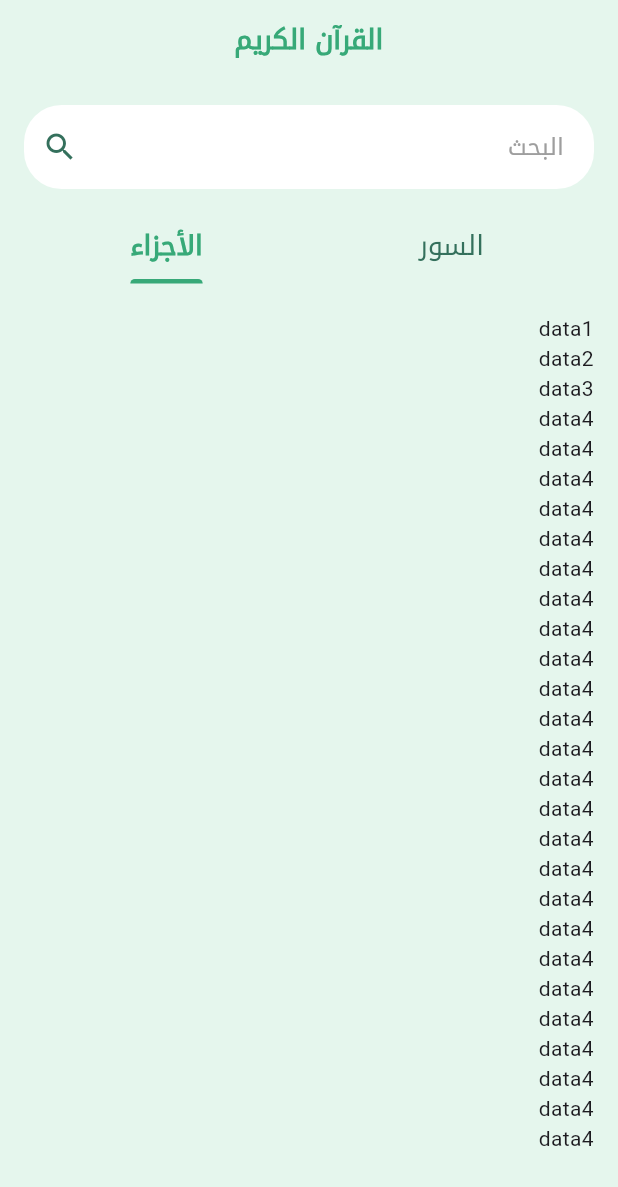
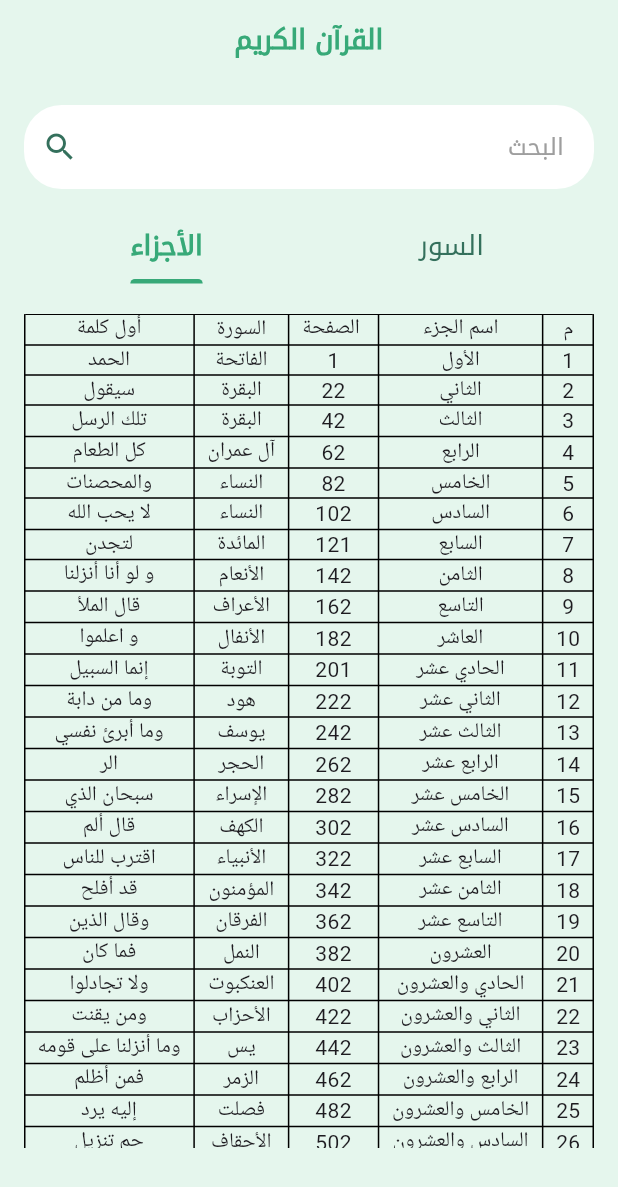
Before and after one commit to elbahy/zain_alhuda, a Flutter app: the SurahView screen opened by its route, tab 2 chosen, on a phone screen of 412 x 824 dp. Shown: the top 1187 px of the screen. Run offline on Flutter 3.47's test engine with Material 3 defaults, Android fonts, the phone set to English and light mode, and no system bars; our stand-ins replace dio, flutter_bloc, geolocator, get_it, go_router, shared_preferences and 1 more; missing offline and left inert: svg_flutter; accounts and stored records are empty.

Commit message:
juz list view

```diff
--- /dev/null
+++ b/lib/features/quran/data/models/juz_model.dart
@@ -0,0 +1,182 @@
+List<Map<String, dynamic>> juzData = [
+  {
+    "juzNumber": 1,
+    "pageNumber": 1,
+    "surah": "الفاتحة",
+    "firstWord": "الحمد",
+  },
+  {
+    "juzNumber": 2,
+    "pageNumber": 22,
+    "surah": "البقرة",
+    "firstWord": "سيقول",
+  },
+  {
+    "juzNumber": 3,
+    "pageNumber": 42,
+    "surah": "البقرة",
+    "firstWord": "تلك الرسل",
+  },
+  {
+    "juzNumber": 4,
+    "pageNumber": 62,
+    "surah": "آل عمران",
+    "firstWord": "كل الطعام",
+  },
+  {
+    "juzNumber": 5,
+    "pageNumber": 82,
+    "surah": "النساء",
+    "firstWord": "والمحصنات",
+  },
+  {
+    "juzNumber": 6,
+    "pageNumber": 102,
+    "surah": "النساء",
+    "firstWord": "لا يحب الله",
+  },
+  {
+    "juzNumber": 7,
+    "pageNumber": 121,
+    "surah": "المائدة",
+    "firstWord": "لتجدن",
+  },
+  {
+    "juzNumber": 8,
+    "pageNumber": 142,
+    "surah": "الأنعام",
+    "firstWord": "و لو أنا أنزلنا",
+  },
+  {
+    "juzNumber": 9,
+    "pageNumber": 162,
+    "surah": "الأعراف",
+    "firstWord": "قال الملأ",
+  },
+  {
+    "juzNumber": 10,
+    "pageNumber": 182,
+    "surah": "الأنفال",
+    "firstWord": "و اعلموا",
+  },
+  {
+    "juzNumber": 11,
+    "pageNumber": 201,
+    "surah": "التوبة",
+    "firstWord": "إنما السبيل",
+  },
+  {
+    "juzNumber": 12,
+    "pageNumber": 222,
+    "surah": "هود",
+    "firstWord": "وما من دابة",
+  },
+  {
+    "juzNumber": 13,
+    "pageNumber": 242,
+    "surah": "يوسف",
+    "firstWord": "وما أبرئ نفسي",
+  },
+  {
+    "juzNumber": 14,
+    "pageNumber": 262,
+    "surah": "الحجر",
+    "firstWord": "الر",
+  },
+  {
+    "juzNumber": 15,
+    "pageNumber": 282,
+    "surah": "الإسراء",
+    "firstWord": "سبحان الذي",
+  },
+  {
+    "juzNumber": 16,
+    "pageNumber": 302,
+    "surah": "الكهف",
+    "firstWord": "قال ألم",
+  },
+  {
+    "juzNumber": 17,
+    "pageNumber": 322,
+    "surah": "الأنبياء",
+    "firstWord": "اقترب للناس",
+  },
+  {
+    "juzNumber": 18,
+    "pageNumber": 342,
+    "surah": "المؤمنون",
+    "firstWord": "قد أفلح",
+  },
+  {
+    "juzNumber": 19,
+    "pageNumber": 362,
+    "surah": "الفرقان",
+    "firstWord": "وقال الذين",
+  },
+  {
+    "juzNumber": 20,
+    "pageNumber": 382,
+    "surah": "النمل",
+    "firstWord": "فما كان",
+  },
+  {
+    "juzNumber": 21,
+    "pageNumber": 402,
+    "surah": "العنكبوت",
+    "firstWord": "ولا تجادلوا",
+  },
+  {
+    "juzNumber": 22,
+    "pageNumber": 422,
+    "surah": "الأحزاب",
+    "firstWord": "ومن يقنت",
+  },
+  {
+    "juzNumber": 23,
+    "pageNumber": 442,
+    "surah": "يس",
+    "firstWord": "وما أنزلنا على قومه",
+  },
+  {
+    "juzNumber": 24,
+    "pageNumber": 462,
+    "surah": "الزمر",
+    "firstWord": "فمن أظلم",
+  },
+  {
+    "juzNumber": 25,
+    "pageNumber": 482,
+    "surah": "فصلت",
+    "firstWord": "إليه يرد",
+  },
+  {
+    "juzNumber": 26,
+    "pageNumber": 502,
+    "surah": "الأحقاف",
+    "firstWord": "حم تنزيل",
+  },
+  {
+    "juzNumber": 27,
+    "pageNumber": 522,
+    "surah": "الذاريات",
+    "firstWord": "قال فما خطبكم",
+  },
+  {
+    "juzNumber": 28,
+    "pageNumber": 542,
+    "surah": "المجادلة",
+    "firstWord": "قد سمع",
+  },
+  {
+    "juzNumber": 29,
+    "pageNumber": 562,
+    "surah": "الملك",
+    "firstWord": "تبارك",
+  },
+  {
+    "juzNumber": 30,
+    "pageNumber": 582,
+    "surah": "النبأ",
+    "firstWord": "عمّ يتساءلون",
+  }
+];
--- a/lib/features/quran/presentation/widgets/juz_list_view.dart
+++ b/lib/features/quran/presentation/widgets/juz_list_view.dart
@@ -1,4 +1,7 @@
 import 'package:flutter/material.dart';
+import 'package:zain_alhuda/core/functions/convert_number_to_arabic.dart';
+import 'package:zain_alhuda/core/functions/custome_navigate.dart';
+import 'package:zain_alhuda/features/quran/data/models/juz_model.dart';
 
 class JuzListView extends StatelessWidget {
   const JuzListView({
@@ -7,46 +10,60 @@ class JuzListView extends StatelessWidget {
 
   @override
   Widget build(BuildContext context) {
-    return ListView(
-      children: const [
-        Text('data1'),
-        Text('data2'),
-        Text('data3'),
-        Text('data4'),
-        Text('data4'),
-        Text('data4'),
-        Text('data4'),
-        Text('data4'),
-        Text('data4'),
-        Text('data4'),
-        Text('data4'),
-        Text('data4'),
-        Text('data4'),
-        Text('data4'),
-        Text('data4'),
-        Text('data4'),
-        Text('data4'),
-        Text('data4'),
-        Text('data4'),
-        Text('data4'),
-        Text('data4'),
-        Text('data4'),
-        Text('data4'),
-        Text('data4'),
-        Text('data4'),
-        Text('data4'),
-        Text('data4'),
-        Text('data4'),
-        Text('data4'),
-        Text('data4'),
-        Text('data4'),
-        Text('data4'),
-        Text('data4'),
-        Text('data4'),
-        Text('data4'),
-        Text('data4'),
-        Text('data7'),
-      ],
+    return SingleChildScrollView(
+      child: Table(
+        defaultVerticalAlignment: TableCellVerticalAlignment.middle,
+        defaultColumnWidth: const IntrinsicColumnWidth(),
+        border: TableBorder.all(width: 1),
+        // columnWidths: const {
+        //   0: FlexColumnWidth(1),
+        //   1: FlexColumnWidth(4),
+        //   2: FlexColumnWidth(2),
+        //   3: FlexColumnWidth(2),
+        //   4: FlexColumnWidth(4),
+        // },
+        children: [
+          const TableRow(children: [
+            TableCell(
+                child: Text(
+              'م',
+              textAlign: TextAlign.center,
+            )),
+            TableCell(child: Text('اسم الجزء', textAlign: TextAlign.center)),
+            TableCell(child: Text(' الصفحة', textAlign: TextAlign.center)),
+            TableCell(child: Text('السورة', textAlign: TextAlign.center)),
+            TableCell(child: Text('أول كلمة', textAlign: TextAlign.center)),
+          ]),
+          ...List.generate(
+            juzData.length,
+            (index) => TableRow(
+              children: [
+                GestureDetector(
+                  onTap: () {
+                    CustomeNavigate.navigate(context, '/quran', extra: juzData[index]['pageNumber']);
+                  },
+                  child: TableCell(
+                    verticalAlignment: TableCellVerticalAlignment.middle,
+                    child: Text(juzData[index]['juzNumber'].toString(), textAlign: TextAlign.center),
+                  ),
+                ),
+                GestureDetector(
+                    onTap: () {
+                      CustomeNavigate.navigate(context, '/quran', extra: juzData[index]['pageNumber']);
+                    },
+                    child: TableCell(verticalAlignment: TableCellVerticalAlignment.middle, child: Text(convertToArabicRank(juzData[index]['juzNumber'])!, textAlign: TextAlign.center))),
+                GestureDetector(
+                    onTap: () {
+                      CustomeNavigate.navigate(context, '/quran', extra: juzData[index]['pageNumber']);
+                    },
+                    child: TableCell(verticalAlignment: TableCellVerticalAlignment.middle, child: Text(juzData[index]['pageNumber'].toString(), textAlign: TextAlign.center))),
+                TableCell(verticalAlignment: TableCellVerticalAlignment.middle, child: Text(juzData[index]['surah'].toString(), textAlign: TextAlign.center)),
+                TableCell(verticalAlignment: TableCellVerticalAlignment.middle, child: Text(juzData[index]['firstWord'].toString(), textAlign: TextAlign.center)),
+              ],
+            ),
+          ),
+        ],
+      ),
     );
   }
 }
```
